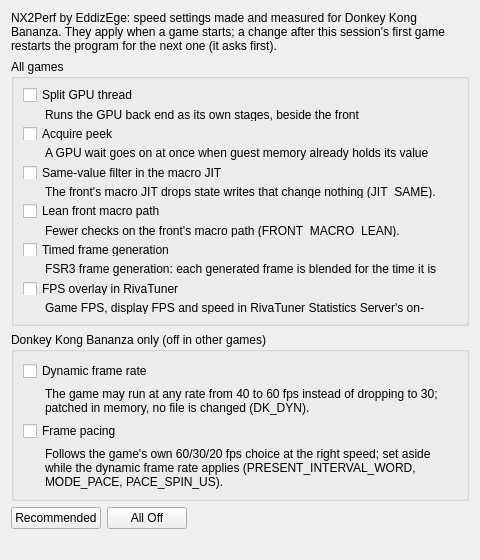
Old version of the form src/yuzu/configuration/configure_nx2perf.ui in the repository EddizEge/Anka.
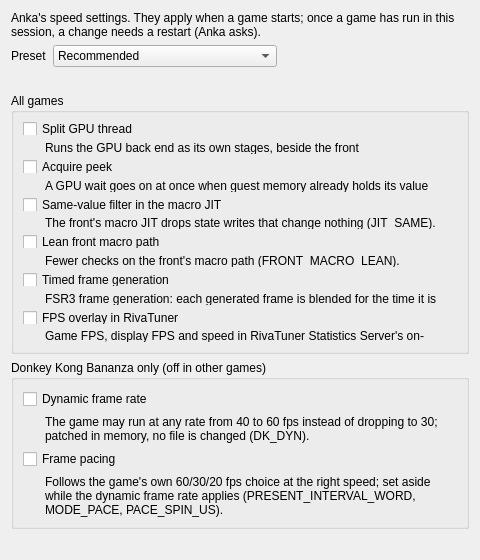
New version of the form.

Commit message: Anka: rename to Anka by EddizEge, logo, settings presets and restart

Diff of the .ui file:
```diff
--- a/src/yuzu/configuration/configure_nx2perf.ui
+++ b/src/yuzu/configuration/configure_nx2perf.ui
@@ -20,7 +20,68 @@
    <item>
     <widget class="QLabel" name="intro">
      <property name="text">
-      <string>NX2Perf by EddizEge: speed settings made and measured for Donkey Kong Bananza. They apply when a game starts; a change after this session's first game restarts the program for the next one (it asks first).</string>
+      <string>Anka's speed settings. They apply when a game starts; once a game has run in this session, a change needs a restart (Anka asks).</string>
+     </property>
+     <property name="wordWrap">
+      <bool>true</bool>
+     </property>
+    </widget>
+   </item>
+   <item>
+    <layout class="QHBoxLayout" name="preset_row">
+     <item>
+      <widget class="QLabel" name="preset_label">
+       <property name="text">
+        <string>Preset</string>
+       </property>
+       <property name="buddy">
+        <cstring>preset</cstring>
+       </property>
+      </widget>
+     </item>
+     <item>
+      <widget class="QComboBox" name="preset">
+       <item>
+        <property name="text">
+         <string>Recommended</string>
+        </property>
+       </item>
+       <item>
+        <property name="text">
+         <string>Recommended + Reactive Flushing</string>
+        </property>
+       </item>
+       <item>
+        <property name="text">
+         <string>Safe</string>
+        </property>
+       </item>
+       <item>
+        <property name="text">
+         <string>Custom</string>
+        </property>
+       </item>
+      </widget>
+     </item>
+     <item>
+      <spacer name="preset_spacer">
+       <property name="orientation">
+        <enum>Qt::Orientation::Horizontal</enum>
+       </property>
+       <property name="sizeHint" stdset="0">
+        <size>
+         <width>0</width>
+         <height>0</height>
+        </size>
+       </property>
+      </spacer>
+     </item>
+    </layout>
+   </item>
+   <item>
+    <widget class="QLabel" name="preset_text">
+     <property name="text">
+      <string/>
      </property>
      <property name="wordWrap">
       <bool>true</bool>
@@ -229,43 +290,6 @@
      </layout>
     </widget>
    </item>
-   <item>
-    <layout class="QHBoxLayout" name="buttons">
-     <item>
-      <widget class="QPushButton" name="recommended">
-       <property name="toolTip">
-        <string>All on, and Reactive Flushing (Graphics, Advanced) off: the setup NX2Perf was measured with.</string>
-       </property>
-       <property name="text">
-        <string>Recommended</string>
-       </property>
-      </widget>
-     </item>
-     <item>
-      <widget class="QPushButton" name="all_off">
-       <property name="toolTip">
-        <string>Every setting above off. The GPU shortcuts NX2Perf keeps on by default stay on; start-safe.bat with eden-cli turns those off too.</string>
-       </property>
-       <property name="text">
-        <string>All Off</string>
-       </property>
-      </widget>
-     </item>
-     <item>
-      <spacer name="buttons_spacer">
-       <property name="orientation">
-        <enum>Qt::Orientation::Horizontal</enum>
-       </property>
-       <property name="sizeHint" stdset="0">
-        <size>
-         <width>0</width>
-         <height>0</height>
-        </size>
-       </property>
-      </spacer>
-     </item>
-    </layout>
-   </item>
    <item>
     <widget class="QLabel" name="status">
      <property name="text">
```
Left out of the diff: 2 changed lines with no effect on the pictures. The commit also changes 58 other files.
